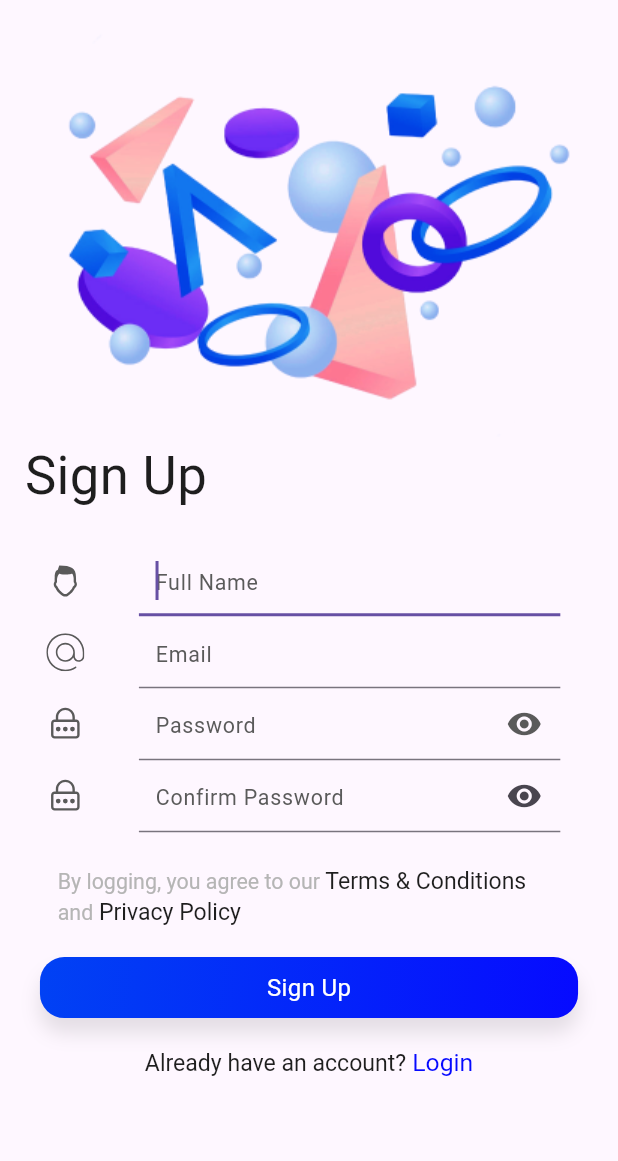
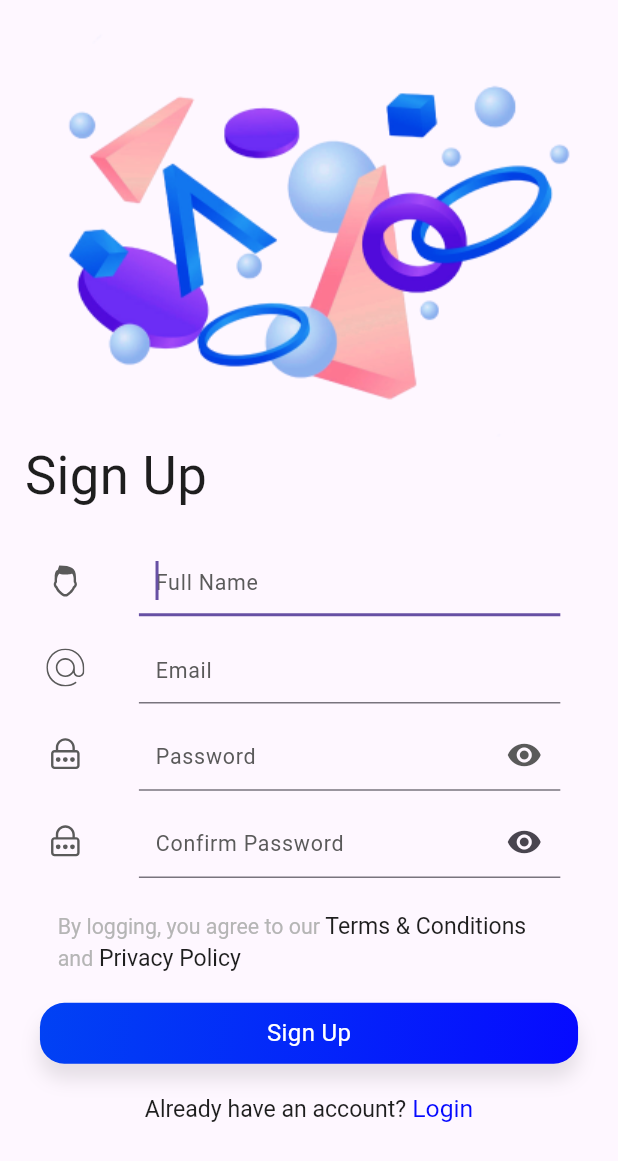
Before and after one commit to lazezmahrous/Extract-Text-From-Audio-And-Video-App, a Flutter app: the SignUpScreen screen opened by its route, on a phone screen of 412 x 824 dp. Shown: the top 1161 px of the screen. Run offline on Flutter 3.47's test engine with Material 3 defaults, Android fonts, the phone set to English and light mode, and no system bars; our stand-ins replace bloc, dio, flutter_bloc, flutter_screenutil, flutter_secure_storage, flutter_spinkit and 8 more; accounts and stored records are empty; generated files the repository leaves out were written again; Roboto replaces fonts that are missing (HindMysuru).

Commit message:
make some edits of signup screen - handling email exists - design & showing snackbar when error - adding some vertical spacing on text from fields

```diff
--- a/lib/core/theming/colors.dart
+++ b/lib/core/theming/colors.dart
@@ -5,6 +5,7 @@ class ColorsManager {
   ColorsManager._();
   static const Color mainBlue = Color(0xff060AFF);
   static const Color mainWhite = Color(0xffFCFDFD);
+  static const Color mainReed = Color(0xffCC2828);
   static Color maingray = HexColor('#B5B5B5');
   static Color secondGray = HexColor('#5A5A5A');
   static Color dark = HexColor('#1E1E1E');
--- a/lib/features/sign_up/ui/screens/sign_up_screen.dart
+++ b/lib/features/sign_up/ui/screens/sign_up_screen.dart
@@ -1,11 +1,13 @@
 import 'package:extract_text_from_audio_and_video/core/constant/app_images.dart';
+import 'package:extract_text_from_audio_and_video/core/helpers/show_snack_bar.dart';
 import 'package:extract_text_from_audio_and_video/core/helpers/spacing.dart';
+import 'package:extract_text_from_audio_and_video/features/sign_up/data/models/user_sign_up_response_body.dart';
 import 'package:flutter/material.dart';
 import 'package:flutter_screenutil/flutter_screenutil.dart';
 import 'package:flutter_bloc/flutter_bloc.dart';
-import '../../../../core/global_widgets/app_gradient_button.dart';
 import '../../../../core/theming/styles.dart';
 import '../../logic/cubit/sign_up_cubit.dart';
+import '../../logic/cubit/sign_up_state.dart';
 import '../widgets/already_have_account_text.dart';
 import '../widgets/sign_up_button.dart';
 import '../widgets/sign_up_from.dart';
@@ -15,7 +17,13 @@ class SignUpScreen extends StatelessWidget {
   const SignUpScreen({super.key});
   @override
   Widget build(BuildContext context) {
-    return Scaffold(
+    return BlocListener<SignUpCubit, SignUpState>(
+      listener: (context, state) {
+        state.whenOrNull(error: (errorMessage) {
+          showSnackBarEror(context, errorMessage);
+        });
+      },
+      child: Scaffold(
         body: SafeArea(
           child: Padding(
             padding: EdgeInsets.symmetric(vertical: 20.h, horizontal: 15.w),
@@ -50,6 +58,7 @@ class SignUpScreen extends StatelessWidget {
             ),
           ),
         ),
+      ),
     );
   }
 }
--- a/lib/features/sign_up/ui/widgets/sign_up_from.dart
+++ b/lib/features/sign_up/ui/widgets/sign_up_from.dart
@@ -1,3 +1,4 @@
+import 'package:extract_text_from_audio_and_video/core/helpers/spacing.dart';
 import 'package:extract_text_from_audio_and_video/core/theming/colors.dart';
 import 'package:flutter/material.dart';
 
@@ -28,6 +29,7 @@ class _SignUpFromWidgetState extends State<SignUpFromWidget> {
                   hintText: 'Full Name',
                   controller: context.read<SignUpCubit>().nameController),
             ),
+            verticalSpace(10),
             SignUpTextField(
               iconPath: AppSvg.at,
               appTextFormField: AppTextFormField(
@@ -44,6 +46,7 @@ class _SignUpFromWidgetState extends State<SignUpFromWidget> {
                 },
               ),
             ),
+            verticalSpace(10),
             SignUpTextField(
               iconPath: AppSvg.icons8Password,
               appTextFormField: AppTextFormField(
@@ -72,6 +75,7 @@ class _SignUpFromWidgetState extends State<SignUpFromWidget> {
                 },
               ),
             ),
+            verticalSpace(10),
             SignUpTextField(
               iconPath: AppSvg.icons8Password,
               appTextFormField: AppTextFormField(
```
Also changed, not shown: lib/core/helpers/show_snack_bar.dart (+18 -9 lines). Lines whose indentation alone changed are shown as unchanged.
